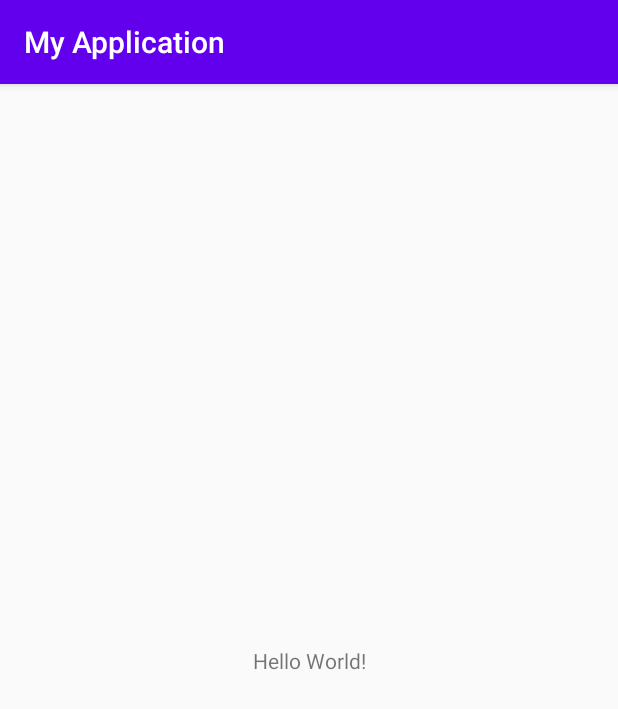
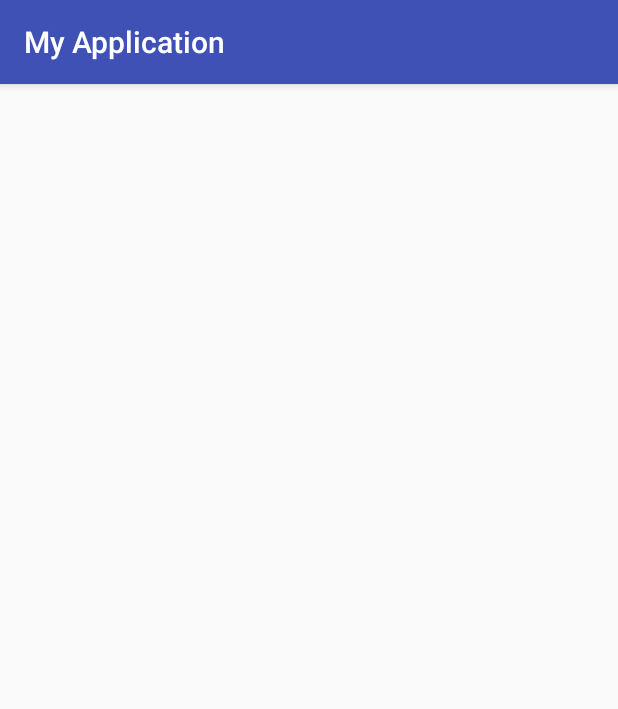
Before and after one commit to MarcosCGlobant/CalculatorOnboarding, an Android app: the screen it shows after launch (MainActivity), on a phone screen of 412 x 824 dp. Shown: the top 709 px of the screen. Run offline under Robolectric (Android 15) with nearby library versions, the phone set to English and light mode, and no system bars.

Commit message:
Creating Projects Basic Structure

```diff
--- a/app/app/src/main/java/com/example/myapplication/MainActivity.java
+++ b/app/app/src/main/java/com/example/myapplication/MainActivity.java
@@ -1,8 +1,10 @@
 package com.example.myapplication;
+
+import android.os.Bundle;
 
 import androidx.appcompat.app.AppCompatActivity;
 
-import android.os.Bundle;
+import com.globant.counter.android.R;
 
 public class MainActivity extends AppCompatActivity {
 
--- /dev/null
+++ b/app/app/src/main/java/com/globant/counter/android/MainActivity.java
@@ -0,0 +1,22 @@
+package com.globant.counter.android;
+
+import android.os.Bundle;
+
+import androidx.appcompat.app.AppCompatActivity;
+
+import com.globant.counter.android.mvp.model.CalculatorModel;
+import com.globant.counter.android.mvp.presenter.CalculatorPresenter;
+import com.globant.counter.android.mvp.view.CalculatorView;
+
+
+public class MainActivity extends AppCompatActivity {
+
+    private CalculatorPresenter presenter;
+
+    @Override
+    protected void onCreate(Bundle savedInstanceState) {
+        super.onCreate(savedInstanceState);
+        setContentView(R.layout.activity_main);
+        presenter = new CalculatorPresenter(new CalculatorModel(), new CalculatorView());
+    }
+}
--- /dev/null
+++ b/app/app/src/main/java/com/globant/counter/android/mvp/model/CalculatorModel.java
@@ -0,0 +1,6 @@
+package com.globant.counter.android.mvp.model;
+
+public class CalculatorModel {
+
+
+}
--- /dev/null
+++ b/app/app/src/main/java/com/globant/counter/android/mvp/presenter/CalculatorPresenter.java
@@ -0,0 +1,16 @@
+package com.globant.counter.android.mvp.presenter;
+
+import com.globant.counter.android.mvp.model.CalculatorModel;
+import com.globant.counter.android.mvp.view.CalculatorView;
+
+public class CalculatorPresenter {
+
+    private CalculatorModel model;
+    private CalculatorView view;
+
+    public CalculatorPresenter(CalculatorModel model, CalculatorView view) {
+        this.model = model;
+        this.view = view;
+    }
+
+}
--- /dev/null
+++ b/app/app/src/main/java/com/globant/counter/android/mvp/view/ActivityView.java
@@ -0,0 +1,5 @@
+package com.globant.counter.android.mvp.view;
+
+public class ActivityView {
+
+}
--- /dev/null
+++ b/app/app/src/main/java/com/globant/counter/android/mvp/view/CalculatorView.java
@@ -0,0 +1,7 @@
+package com.globant.counter.android.mvp.view;
+
+
+public class CalculatorView extends ActivityView {
+
+
+}
--- a/app/app/src/main/res/layout/activity_main.xml
+++ b/app/app/src/main/res/layout/activity_main.xml
@@ -1,18 +1,10 @@
 <?xml version="1.0" encoding="utf-8"?>
 <androidx.constraintlayout.widget.ConstraintLayout xmlns:android="http://schemas.android.com/apk/res/android"
+    xmlns:tools="http://schemas.android.com/tools"
     xmlns:app="http://schemas.android.com/apk/res-auto"
-    xmlns:tools="http://schemas.android.com/tools"
+    android:id="@+id/activity_main"
     android:layout_width="match_parent"
     android:layout_height="match_parent"
-    tools:context=".MainActivity">
-
-    <TextView
-        android:layout_width="wrap_content"
-        android:layout_height="wrap_content"
-        android:text="Hello World!"
-        app:layout_constraintBottom_toBottomOf="parent"
-        app:layout_constraintLeft_toLeftOf="parent"
-        app:layout_constraintRight_toRightOf="parent"
-        app:layout_constraintTop_toTopOf="parent" />
+    android:orientation="vertical">
 
 </androidx.constraintlayout.widget.ConstraintLayout>
--- /dev/null
+++ b/app/app/src/main/res/values-w820dp/dimens.xml
@@ -0,0 +1,6 @@
+<resources>
+    <!-- Example customization of dimensions originally defined in res/values/dimens.xml
+         (such as screen margins) for screens with more than 820dp of available width. This
+         would include 7" and 10" devices in landscape (~960dp and ~1280dp respectively). -->
+    <dimen name="activity_horizontal_margin">64dp</dimen>
+</resources>
--- a/app/app/src/main/res/values/colors.xml
+++ b/app/app/src/main/res/values/colors.xml
@@ -1,6 +1,6 @@
 <?xml version="1.0" encoding="utf-8"?>
 <resources>
-    <color name="colorPrimary">#6200EE</color>
-    <color name="colorPrimaryDark">#3700B3</color>
-    <color name="colorAccent">#03DAC5</color>
+    <color name="colorPrimary">#3F51B5</color>
+    <color name="colorPrimaryDark">#303F9F</color>
+    <color name="colorAccent">#FF4081</color>
 </resources>
--- /dev/null
+++ b/app/app/src/main/res/values/dimens.xml
@@ -0,0 +1,5 @@
+<resources>
+    <!-- Default screen margins, per the Android Design guidelines. -->
+    <dimen name="activity_horizontal_margin">16dp</dimen>
+    <dimen name="activity_vertical_margin">16dp</dimen>
+</resources>
```
Also changed, not shown: app/app/src/main/AndroidManifest.xml (+9 -10 lines), 2 other files.
